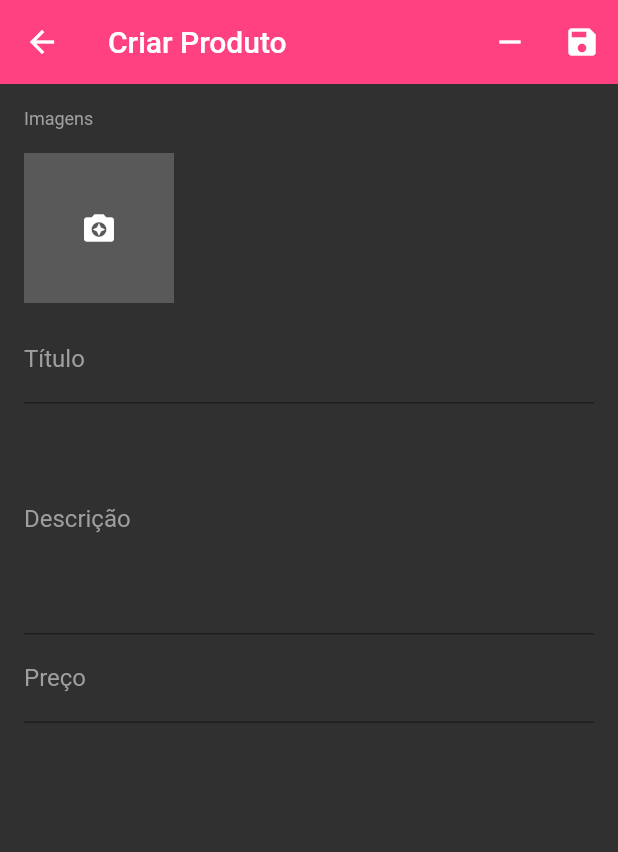
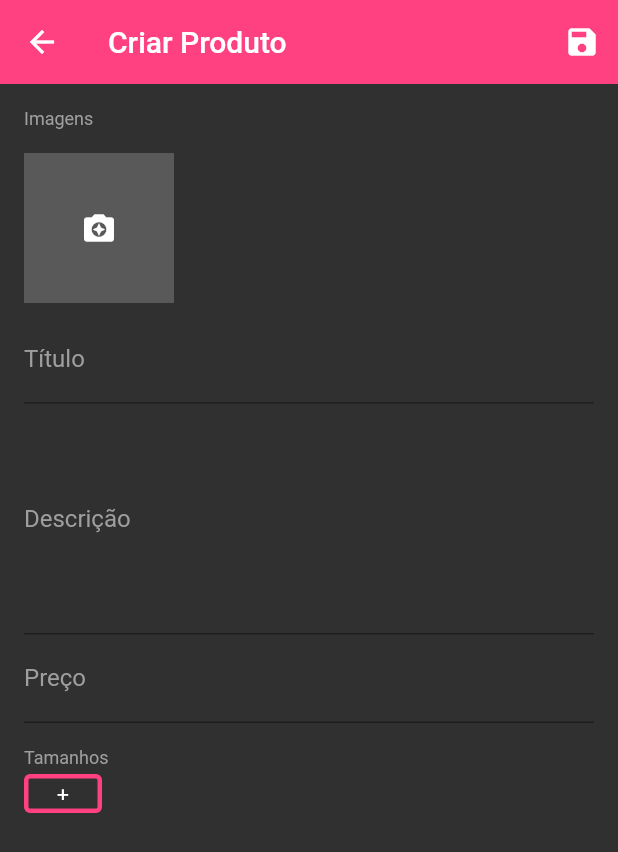
Before and after one commit to viniciusdds/Gerencia-Loja, a Flutter app: the ProductScreen screen opened directly, on a phone screen of 412 x 824 dp. Shown: the top 852 px of the screen. Run offline on Flutter 3.47's test engine with Material 2 defaults, Android fonts, the phone set to English and light mode, and no system bars; our stand-ins replace cloud_firestore, firebase_auth, firebase_storage, flutter_speed_dial, image_cropper, image_picker and 2 more; missing offline and left inert: bloc_pattern; accounts and stored records are empty.

Commit message:
quinta commit

```diff
--- a/lib/screens/product_screen.dart
+++ b/lib/screens/product_screen.dart
@@ -3,6 +3,7 @@ import 'package:flutter/material.dart';
 import 'package:gerente_loja/blocs/product_bloc.dart';
 import 'package:gerente_loja/validators/product_validator.dart';
 import 'package:gerente_loja/widgets/images_widget.dart';
+import 'package:gerente_loja/widgets/product_sizes.dart';
 
 class ProductScreen extends StatefulWidget {
 
@@ -47,11 +48,36 @@ class _ProductScreenState extends State<ProductScreen> with ProductValidator {
       backgroundColor: Colors.grey[850],
       appBar: AppBar(
         elevation: 0,
-        title: Text("Criar Produto"),
+        title: StreamBuilder<bool>(
+          stream: _productBloc.outCreated,
+          initialData: false,
+          builder: (context, snapshot) {
+            return Text(snapshot.data ? "Editar Produto" : "Criar Produto");
+          }
+        ),
         actions: <Widget>[
-          IconButton(
-              icon: Icon(Icons.remove),
-              onPressed: (){}
+          StreamBuilder<bool>(
+            stream: _productBloc.outCreated,
+            initialData: false,
+            builder: (context, snapshot){
+              if(snapshot.data){
+                return StreamBuilder<bool>(
+                    stream: _productBloc.outLoading,
+                    initialData: false,
+                    builder: (context, snapshot) {
+                      return IconButton(
+                          icon: Icon(Icons.remove),
+                          onPressed:  snapshot.data ? null : (){
+                            _productBloc.deleteProduct();
+                            Navigator.of(context).pop();
+                          }
+                      );
+                    }
+                );
+              }else{
+                return Container();
+              }
+            },
           ),
           StreamBuilder<bool>(
             stream: _productBloc.outLoading,
@@ -114,6 +140,23 @@ class _ProductScreenState extends State<ProductScreen> with ProductValidator {
                       onSaved: _productBloc.savePrice,
                       validator: validatePrice,
                     ),
+                    SizedBox(height: 16,),
+                    Text(
+                      "Tamanhos",
+                      style: TextStyle(
+                        color: Colors.grey,
+                        fontSize: 12
+                      ),
+                    ),
+                    ProductSizes(
+                      initialValue: snapshot.data["sizes"],
+                      onSaved: (s){
+
+                      },
+                      validator: (s){
+
+                      },
+                    ),
                   ],
                 );
               }
--- /dev/null
+++ b/lib/widgets/product_sizes.dart
@@ -0,0 +1,72 @@
+import 'package:flutter/material.dart';
+
+class ProductSizes extends FormField<List>{
+
+  ProductSizes(
+  {
+    List initialValue,
+    FormFieldSetter<List> onSaved,
+    FormFieldValidator<List> validator,
+  }) : super(
+    initialValue: initialValue,
+    onSaved: onSaved,
+    validator: validator,
+    builder: (state){
+      return SizedBox(
+        height: 34,
+        child: GridView(
+            padding: EdgeInsets.symmetric(vertical: 4),
+            scrollDirection: Axis.horizontal,
+            gridDelegate: SliverGridDelegateWithFixedCrossAxisCount(
+                crossAxisCount: 1,
+                mainAxisSpacing: 8,
+                childAspectRatio: 0.5
+            ),
+          children: state.value.map(
+              (s){
+                return GestureDetector(
+                  onLongPress: (){
+                    state.didChange(state.value..remove(s));
+                  },
+                  child: Container(
+                    decoration: BoxDecoration(
+                      borderRadius: BorderRadius.all(Radius.circular(4)),
+                      border: Border.all(
+                        color: Colors.pinkAccent,
+                        width: 3
+                      )
+                    ),
+                    alignment: Alignment.center,
+                    child: Text(
+                      s,
+                      style: TextStyle(color: Colors.white),
+                    ),
+                  ),
+                );
+              }
+          ).toList()..add(
+              GestureDetector(
+                onTap: (){
+
+                },
+                child: Container(
+                  decoration: BoxDecoration(
+                      borderRadius: BorderRadius.all(Radius.circular(4)),
+                      border: Border.all(
+                          color: Colors.pinkAccent,
+                          width: 3
+                      )
+                  ),
+                  alignment: Alignment.center,
+                  child: Text(
+                    "+",
+                    style: TextStyle(color: Colors.white),
+                  ),
+                ),
+              )
+          ),
+        ),
+      );
+    }
+  );
+}
```
Also changed, not shown: lib/blocs/product_bloc.dart (+48 -3 lines).
